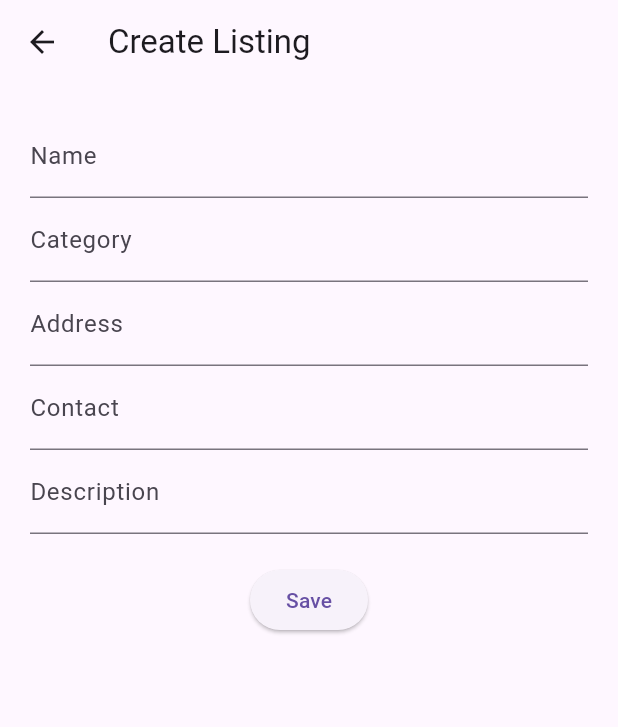
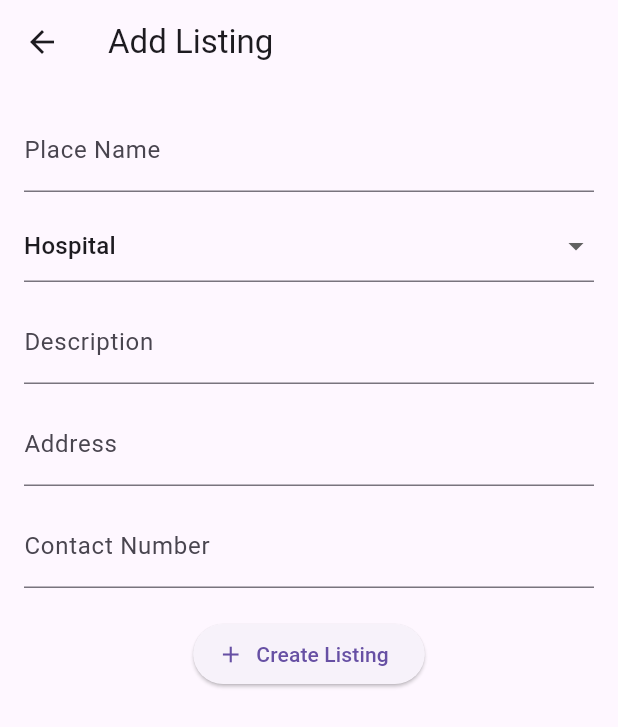
Before and after one commit to angeumutoni/kigali-city-directory, a Flutter app: the CreateListingScreen screen opened directly, on a phone screen of 412 x 824 dp. Shown: the top 727 px of the screen. Run offline on Flutter 3.47's test engine with Material 3 defaults, Android fonts, the phone set to English and light mode, and no system bars; our stand-ins replace cloud_firestore, firebase_auth, firebase_core; accounts and stored records are empty.

Commit message:
Adding operations to create, read and display, update and delete listings

```diff
--- a/lib/screens/create_listing_screen.dart
+++ b/lib/screens/create_listing_screen.dart
@@ -1,65 +1,135 @@
 import 'package:flutter/material.dart';
-import 'package:provider/provider.dart';
-import 'package:uuid/uuid.dart';
-import '../providers/listing_provider.dart';
-import '../models/listing.dart';
+import 'package:cloud_firestore/cloud_firestore.dart';
+import 'package:firebase_auth/firebase_auth.dart';
 
-class CreateListingScreen extends StatelessWidget {
+class CreateListingScreen extends StatefulWidget {
   const CreateListingScreen({super.key});
 
   @override
+  State<CreateListingScreen> createState() => _CreateListingScreenState();
+}
+
+class _CreateListingScreenState extends State<CreateListingScreen> {
+  final nameController = TextEditingController();
+  final descriptionController = TextEditingController();
+  final addressController = TextEditingController();
+  final contactController = TextEditingController();
+
+  String category = "Hospital";
+
+  bool isLoading = false;
+
+  final categories = [
+    "Hospital",
+    "Police",
+    "Café",
+    "Restaurant",
+    "Tourist Attraction"
+  ];
+
+  Future addListing() async {
+    setState(() {
+      isLoading = true;
+    });
+
+    try {
+      final user = FirebaseAuth.instance.currentUser;
+
+      await FirebaseFirestore.instance.collection("listings").add({
+        "name": nameController.text.trim(),
+        "description": descriptionController.text.trim(),
+        "address": addressController.text.trim(),
+        "contact": contactController.text.trim(),
+        "category": category,
+        "createdBy": user!.uid,
+        "createdAt": Timestamp.now(),
+      });
+
+      if (!mounted) return;
+
+      ScaffoldMessenger.of(context).showSnackBar(
+        const SnackBar(content: Text("Listing created successfully")),
+      );
+
+      nameController.clear();
+      descriptionController.clear();
+      addressController.clear();
+      contactController.clear();
+    } catch (e) {
+      ScaffoldMessenger.of(context).showSnackBar(
+        SnackBar(content: Text("Error: $e")),
+      );
+    }
+
+    setState(() {
+      isLoading = false;
+    });
+  }
+
+  @override
   Widget build(BuildContext context) {
-
-    final name = TextEditingController();
-    final category = TextEditingController();
-    final address = TextEditingController();
-    final contact = TextEditingController();
-    final description = TextEditingController();
-
     return Scaffold(
-      appBar: AppBar(title: const Text("Create Listing")),
-
+      appBar: AppBar(
+        title: const Text("Add Listing"),
+      ),
       body: Padding(
-        padding: const EdgeInsets.all(20),
-
-        child: Column(
-          children: [
-
-            TextField(controller: name, decoration: const InputDecoration(labelText: "Name")),
-
-            TextField(controller: category, decoration: const InputDecoration(labelText: "Category")),
-
-            TextField(controller: address, decoration: const InputDecoration(labelText: "Address")),
-
-            TextField(controller: contact, decoration: const InputDecoration(labelText: "Contact")),
-
-            TextField(controller: description, decoration: const InputDecoration(labelText: "Description")),
-
-            const SizedBox(height: 20),
-
-            ElevatedButton(
-              onPressed: () {
-
-                final listing = Listing(
-                  id: const Uuid().v4(),
-                  name: name.text,
-                  category: category.text,
-                  address: address.text,
-                  contact: contact.text,
-                  description: description.text,
-                  latitude: 0,
-                  longitude: 0,
-                  createdBy: "localUser",
-                  timestamp: DateTime.now(),
-                );
-
-                context.read<ListingProvider>().addListing(listing);
-
-                Navigator.pop(context);
-              },
-              child: const Text("Save"),
-            )
-          ],
+        padding: const EdgeInsets.all(16),
+        child: SingleChildScrollView(
+          child: Column(
+            children: [
+              TextField(
+                controller: nameController,
+                decoration: const InputDecoration(
+                  labelText: "Place Name",
+                ),
+              ),
+              const SizedBox(height: 12),
+              DropdownButtonFormField(
+                value: category,
+                items: categories.map((cat) {
+                  return DropdownMenuItem(
+                    value: cat,
+                    child: Text(cat),
+                  );
+                }).toList(),
+                onChanged: (val) {
+                  setState(() {
+                    category = val!;
+                  });
+                },
+              ),
+              const SizedBox(height: 12),
+              TextField(
+                controller: descriptionController,
+                decoration: const InputDecoration(
+                  labelText: "Description",
+                ),
+              ),
+              const SizedBox(height: 12),
+              TextField(
+                controller: addressController,
+                decoration: const InputDecoration(
+                  labelText: "Address",
+                ),
+              ),
+              const SizedBox(height: 12),
+              TextField(
+                controller: contactController,
+                keyboardType: TextInputType.phone,
+                decoration: const InputDecoration(
+                  labelText: "Contact Number",
+                ),
+              ),
+              const SizedBox(height: 20),
+              isLoading
+                  ? const CircularProgressIndicator()
+                  : ElevatedButton.icon(
+                      icon: const Icon(Icons.add),
+                      label: const Text("Create Listing"),
+                      onPressed: addListing,
+                    )
+            ],
+          ),
         ),
       ),
     );
```
